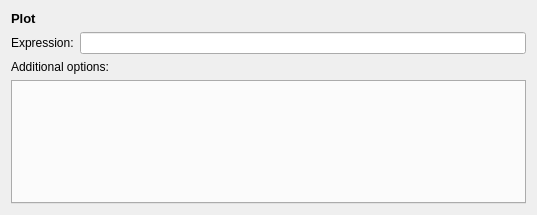
Before: the Qt Designer form src/assistants/advancedplot/advancedplotdialog.ui in KDE/cantor, drawn with Qt 5.
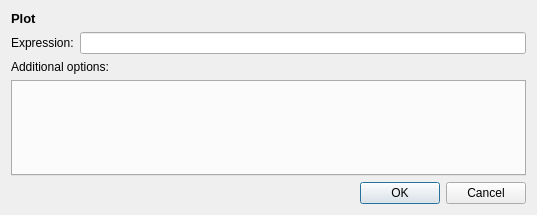
After: the same form once the commit is applied.

Commit message: Port from KDialog to QDialog + QDialogButtonBox This work was performed during LaKademy 2015 with help of some developers. Thank you Alana! Thank you Daniela! CCMAIL: lanna.barros@gmail.com CCMAIL: daniela@colivre.coop.br REVIEW: 124008

What changed in the file:
```diff
--- a/src/assistants/advancedplot/advancedplotdialog.ui
+++ b/src/assistants/advancedplot/advancedplotdialog.ui
@@ -49,6 +49,13 @@
    <item>
     <widget class="QTabWidget" name="directivesTabs"/>
    </item>
+   <item>
+    <widget class="QDialogButtonBox" name="buttonBox">
+     <property name="standardButtons">
+      <set>QDialogButtonBox::Cancel|QDialogButtonBox::Ok</set>
+     </property>
+    </widget>
+   </item>
   </layout>
  </widget>
  <resources/>
```
The commit also changes 25 other files.
